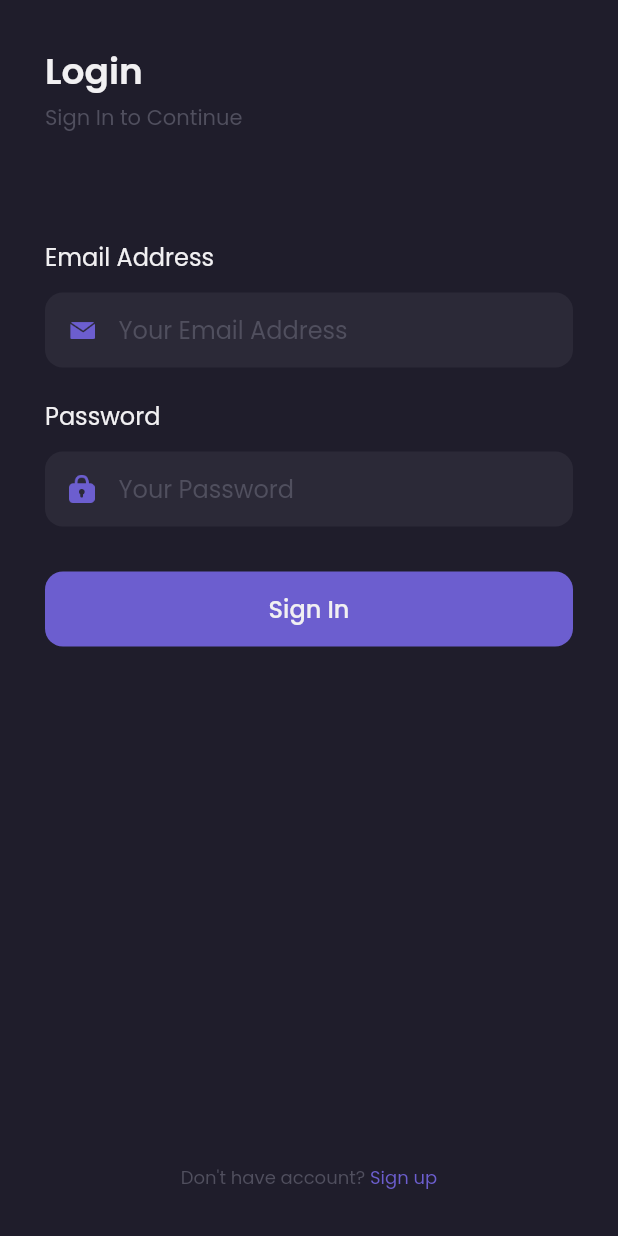
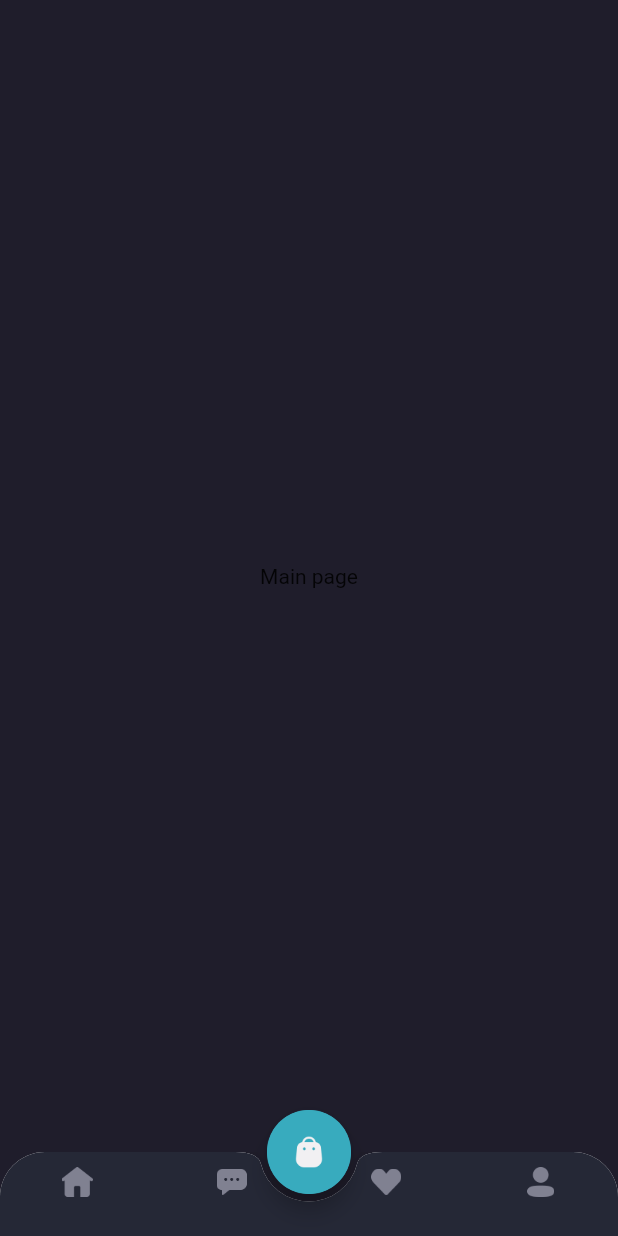
Before and after one commit to RianCahyadi08/Flutter_Shamo, a Flutter app: the screen it shows after launch, after a tap on "Sign In", on a phone screen of 412 x 824 dp. Run offline on Flutter 3.47's test engine with Material 2 defaults, Android fonts, the phone set to English and light mode, and no system bars; our stand-ins replace google_fonts.

Commit message:
Create custom button navigation

```diff
--- a/lib/main.dart
+++ b/lib/main.dart
@@ -1,4 +1,5 @@
 import 'package:flutter/material.dart';
+import 'package:shamo/pages/home/main_page.dart';
 import 'package:shamo/pages/sign_in_page.dart';
 import 'package:shamo/pages/sign_up_page.dart';
 import 'package:shamo/pages/splash_page.dart';
@@ -16,6 +17,7 @@ class MyApp extends StatelessWidget {
         '/': (context) => const SplashPage(),
         '/sign-in': (context) => const SignInPage(),
         '/sign-up': (context) => const SignUpPage(),
+        '/home': (context) => const MainPage(),
       },
     );
   }
--- /dev/null
+++ b/lib/pages/home/main_page.dart
@@ -0,0 +1,72 @@
+import 'package:flutter/material.dart';
+import 'package:shamo/theme/theme.dart';
+
+class MainPage extends StatelessWidget {
+  const MainPage({super.key});
+
+  Widget cardButton() {
+    return FloatingActionButton(
+      onPressed: () {},
+      backgroundColor: secondaryColor,
+      child: Image.asset(
+        'assets/icon_cart.png',
+        width: 60,
+      ),
+    );
+  }
+
+  Widget customButtonNav() {
+    return ClipRRect(
+      borderRadius: BorderRadius.vertical(
+        top: Radius.circular(30),
+      ),
+      child: BottomAppBar(
+        shape: CircularNotchedRectangle(),
+        notchMargin: 5,
+        clipBehavior: Clip.antiAlias,
+        child: BottomNavigationBar(
+            backgroundColor: backgroundColor4,
+            type: BottomNavigationBarType.fixed,
+            items: [
+              BottomNavigationBarItem(
+                  label: '',
+                  icon: Image.asset(
+                    'assets/icon_home.png',
+                    width: 21,
+                  )),
+              BottomNavigationBarItem(
+                  label: '',
+                  icon: Image.asset(
+                    'assets/icon_chat.png',
+                    width: 20,
+                  )),
+              BottomNavigationBarItem(
+                  label: '',
+                  icon: Image.asset(
+                    'assets/icon_wishlist.png',
+                    width: 20,
+                  )),
+              BottomNavigationBarItem(
+                  label: '',
+                  icon: Image.asset(
+                    'assets/icon_profile.png',
+                    width: 18,
+                  )),
+            ]),
+      ),
+    );
+  }
+
+  @override
+  Widget build(BuildContext context) {
+    return Scaffold(
+      backgroundColor: backgroundColor1,
+      floatingActionButton: cardButton(),
+      floatingActionButtonLocation: FloatingActionButtonLocation.centerDocked,
+      bottomNavigationBar: customButtonNav(),
+      body: Center(
+        child: Text('Main page'),
+      ),
+    );
+  }
+}
--- a/lib/pages/sign_in_page.dart
+++ b/lib/pages/sign_in_page.dart
@@ -153,7 +153,9 @@ class SignInPage extends StatelessWidget {
           top: 30,
         ),
         child: TextButton(
-          onPressed: () => {},
+          onPressed: () => {
+            Navigator.pushNamed(context, '/home'),
+          },
           style: TextButton.styleFrom(
             backgroundColor: primaryColor,
             shape: RoundedRectangleBorder(
--- a/lib/pages/sign_up_page.dart
+++ b/lib/pages/sign_up_page.dart
@@ -263,7 +263,9 @@ class _SignUpPageState extends State<SignUpPage> {
         top: 30,
       ),
       child: TextButton(
-        onPressed: () => {},
+        onPressed: () => {
+          Navigator.pushNamed(context, '/home'),
+        },
         style: TextButton.styleFrom(
           backgroundColor: primaryColor,
           shape: RoundedRectangleBorder(
--- a/lib/theme/theme.dart
+++ b/lib/theme/theme.dart
@@ -10,6 +10,7 @@ Color priceColor = const Color(0xff2C96F1);
 Color backgroundColor1 = const Color(0xff1F1D2B);
 Color backgroundColor2 = const Color(0xff2B2937);
 Color backgroundColor3 = const Color(0xff242231);
+Color backgroundColor4 = const Color(0xff252836);
 Color primaryTextColor = const Color(0xffF1F0F2);
 Color secondaryTextColor = const Color(0xff999999);
 Color subtitleColor = const Color(0xff504F5E);
```
Also changed, not shown: assets/icon_wishlist.png (renamed from assets/icon_whitelist.png).
